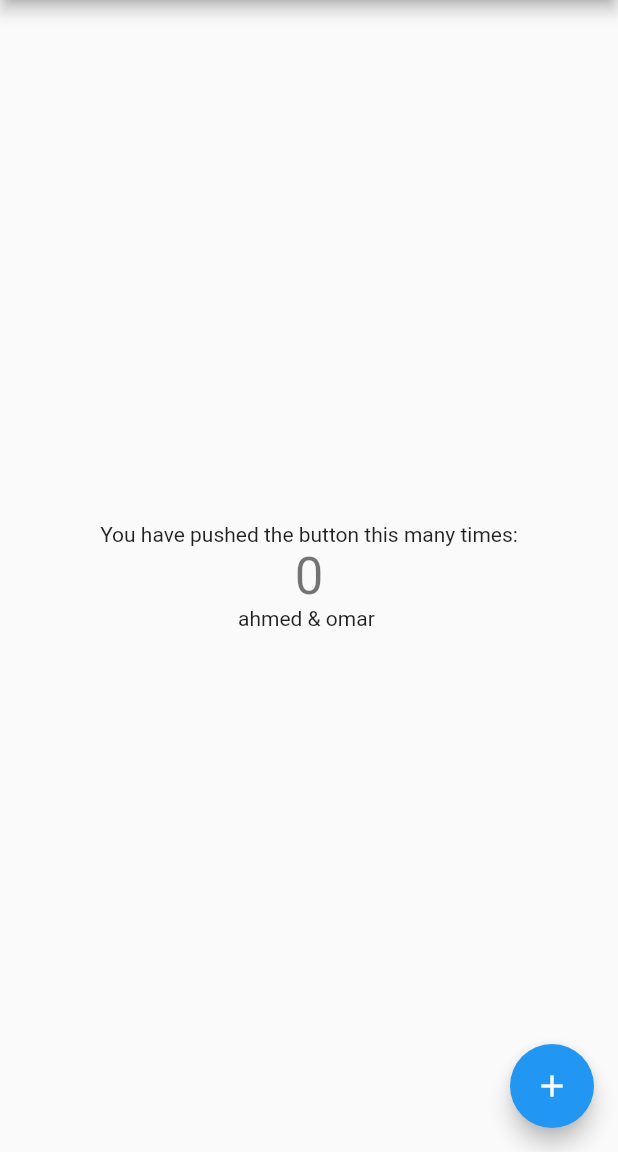
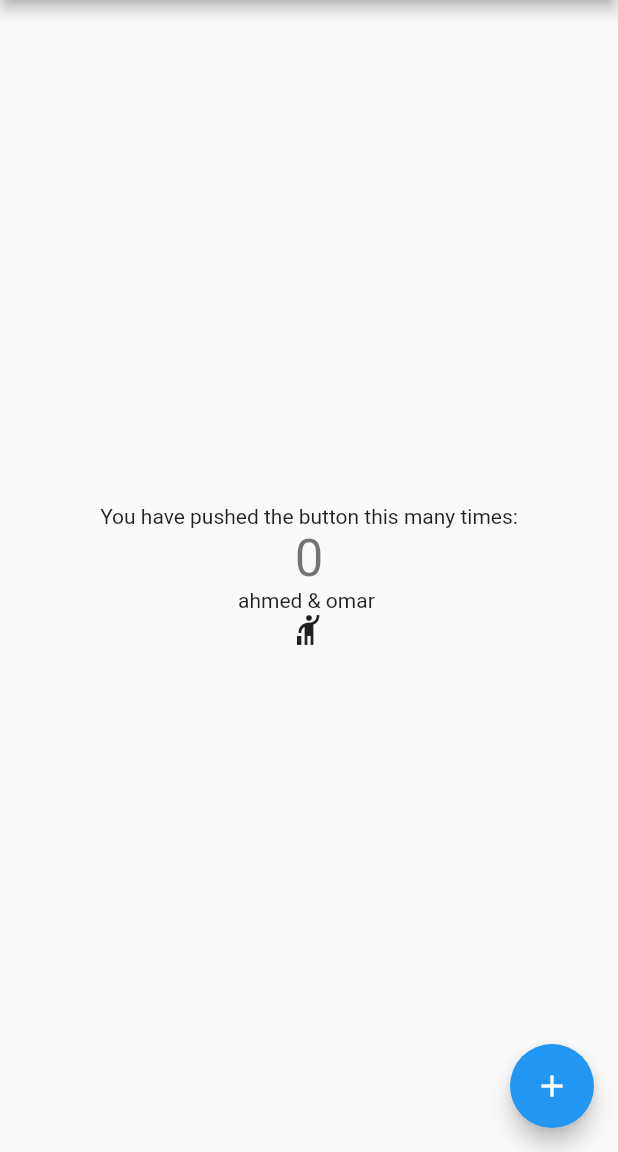
Before and after one commit to Ahmed525-12/to_do, a Flutter app: the screen it shows after launch, on a phone screen of 412 x 824 dp, the part 84-1236 px from its top. Run offline on Flutter 3.47's test engine with Material 2 defaults, Android fonts, the phone set to English and light mode, and no system bars.

```diff
--- a/lib/main.dart
+++ b/lib/main.dart
@@ -96,6 +96,8 @@ class _MyHomePageState extends State<MyHomePage> {
               style: Theme.of(context).textTheme.headline4,
             ),
             Text("ahmed & omar ")
+            ,
+            Icon(Icons.hail)
           ],
         ),
       ),
```
